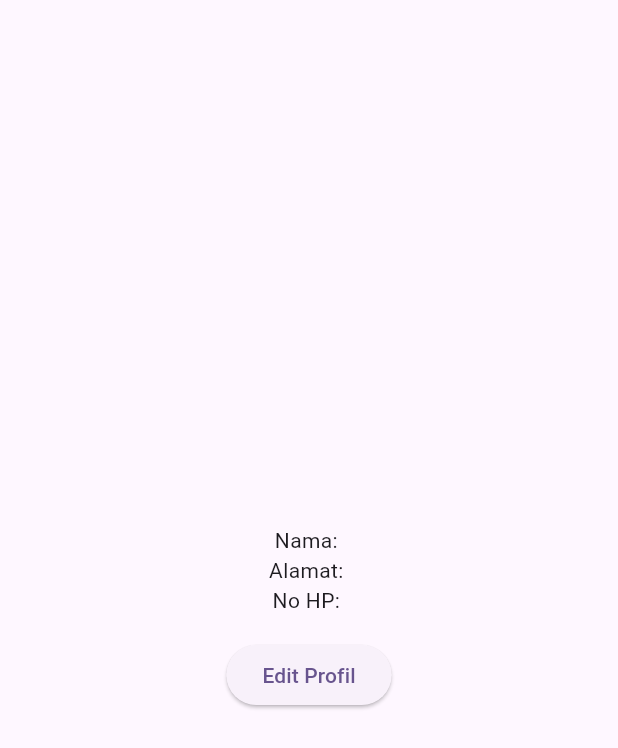
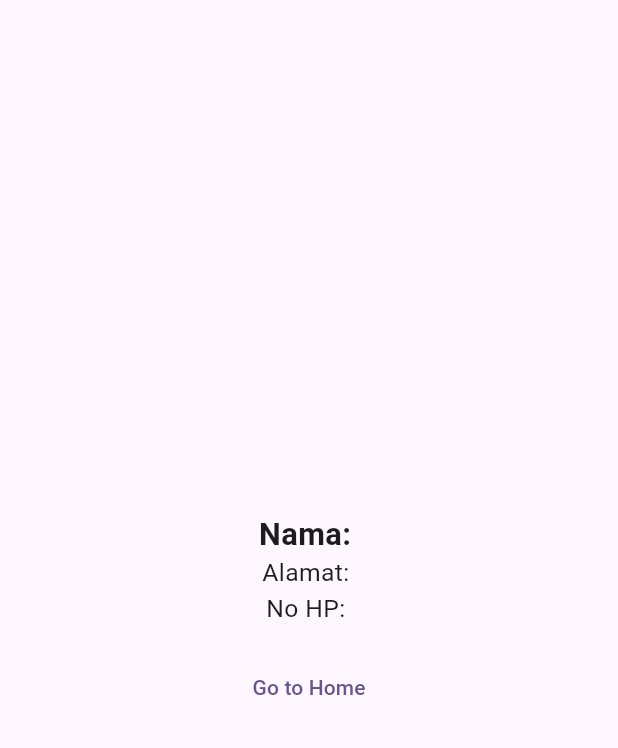
Before and after one commit to priboen/canary_farm, a Flutter app: the ProfileViewBuyer widget shown alone on an empty page, opened directly with empty values, on a phone screen of 412 x 824 dp. Shown: the top 748 px of the screen. Run offline on Flutter 3.47's test engine with Material 3 defaults, Android fonts, the light colour scheme and no system bars; our stand-ins replace bloc, dartz, flutter_bloc, flutter_secure_storage; accounts and stored records are empty; network calls fail.

Commit message:
change style profile view

```diff
--- a/lib/presentation/buyer/profile/widget/profile_view_buyer.dart
+++ b/lib/presentation/buyer/profile/widget/profile_view_buyer.dart
@@ -1,4 +1,6 @@
+import 'package:canary_farm/core/core.dart';
 import 'package:canary_farm/data/models/response/buyer/buyer_profile_response_model.dart';
+import 'package:canary_farm/presentation/buyer/home/buyer_home_screen.dart';
 import 'package:flutter/material.dart';
 
 class ProfileViewBuyer extends StatelessWidget {
@@ -14,15 +16,34 @@ class ProfileViewBuyer extends StatelessWidget {
           crossAxisAlignment: CrossAxisAlignment.center,
           mainAxisAlignment: MainAxisAlignment.center,
           children: [
-            Text("Nama: ${profile.name}"),
-            Text("Alamat: ${profile.address}"),
-            Text("No HP: ${profile.phone}"),
+            Text(
+              "Nama: ${profile.name}",
+              style: TextStyle(
+                fontSize: MediaQuery.of(context).size.width * 0.05,
+                fontWeight: FontWeight.bold,
+              ),
+            ),
+            Text(
+              "Alamat: ${profile.address}",
+              style: TextStyle(
+                fontSize: MediaQuery.of(context).size.width * 0.04,
+              ),
+            ),
+            Text(
+              "No HP: ${profile.phone}",
+              style: TextStyle(
+                fontSize: MediaQuery.of(context).size.width * 0.04,
+              ),
+            ),
             const SizedBox(height: 16),
-            ElevatedButton(
+            TextButton(
               onPressed: () {
-                // Misal bisa buat navigasi ke edit profile
+                context.pushAndRemoveUntil(
+                  const BuyerHomeScreen(),
+                  (route) => false,
+                );
               },
-              child: Text("Edit Profil"),
+              child: const Text("Go to Home"),
             ),
           ],
         ),
```
